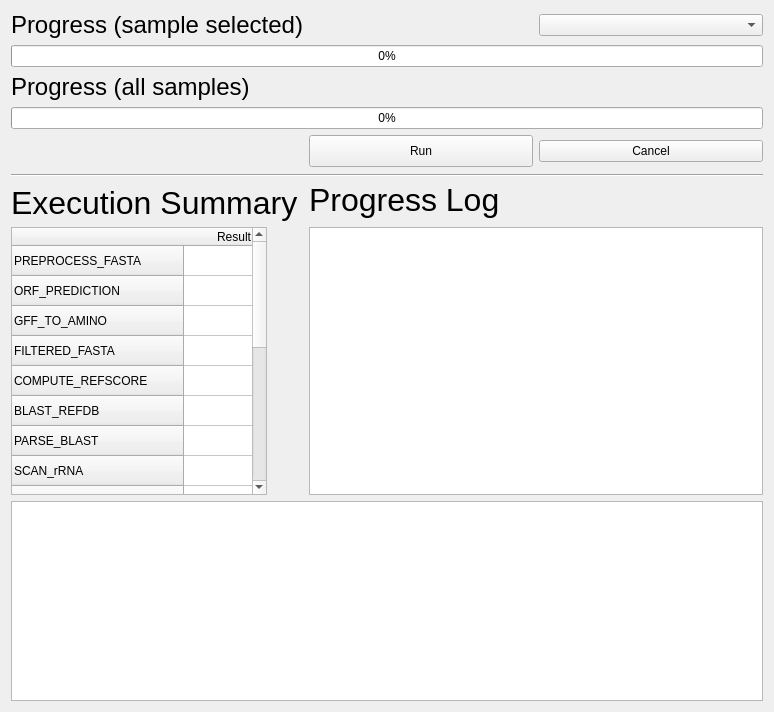
hallamlab/MetaPathwaysGUI, file ProgressDialog.ui: the form before one commit.
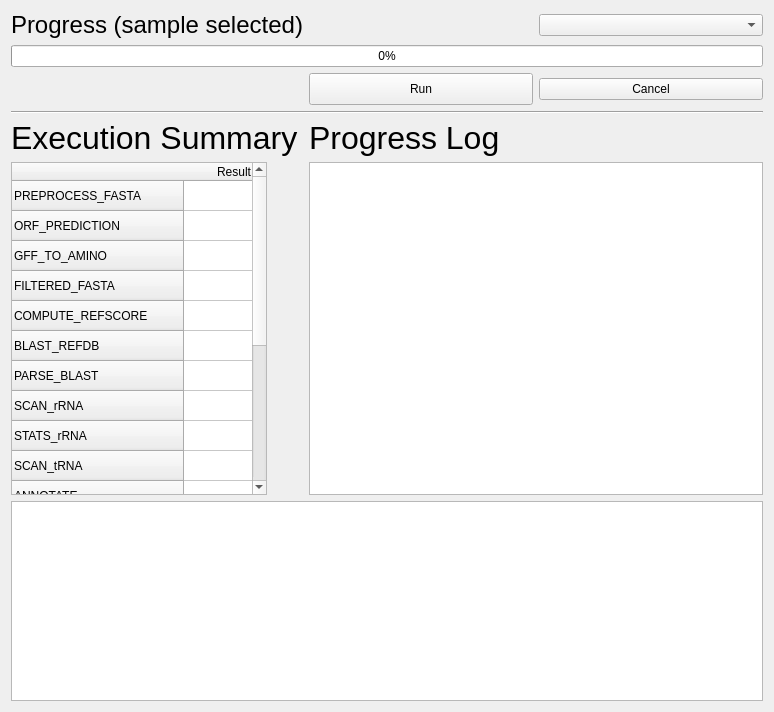
The form after the commit.

What changed in the file:
```diff
--- a/ProgressDialog.ui
+++ b/ProgressDialog.ui
@@ -14,6 +14,31 @@
    <string>Form</string>
   </property>
   <layout class="QGridLayout" name="gridLayout">
+   <item row="2" column="1">
+    <widget class="QPushButton" name="runButton">
+     <property name="sizePolicy">
+      <sizepolicy hsizetype="Minimum" vsizetype="Fixed">
+       <horstretch>0</horstretch>
+       <verstretch>0</verstretch>
+      </sizepolicy>
+     </property>
+     <property name="minimumSize">
+      <size>
+       <width>200</width>
+       <height>32</height>
+      </size>
+     </property>
+     <property name="maximumSize">
+      <size>
+       <width>300</width>
+       <height>32</height>
+      </size>
+     </property>
+     <property name="text">
+      <string>Run</string>
+     </property>
+    </widget>
+   </item>
    <item row="0" column="0">
     <widget class="QLabel" name="progressLabel">
      <property name="font">
@@ -43,51 +68,7 @@
      </property>
     </widget>
    </item>
-   <item row="2" column="0">
-    <widget class="QLabel" name="progressLabel_2">
-     <property name="font">
-      <font>
-       <pointsize>18</pointsize>
-      </font>
-     </property>
-     <property name="text">
-      <string>Progress (all samples)</string>
-     </property>
-    </widget>
-   </item>
-   <item row="3" column="0" colspan="3">
-    <widget class="QProgressBar" name="globalProgressBar">
-     <property name="value">
-      <number>0</number>
-     </property>
-    </widget>
-   </item>
-   <item row="4" column="1">
-    <widget class="QPushButton" name="runButton">
-     <property name="sizePolicy">
-      <sizepolicy hsizetype="Minimum" vsizetype="Fixed">
-       <horstretch>0</horstretch>
-       <verstretch>0</verstretch>
-      </sizepolicy>
-     </property>
-     <property name="minimumSize">
-      <size>
-       <width>200</width>
-       <height>32</height>
-      </size>
-     </property>
-     <property name="maximumSize">
-      <size>
-       <width>300</width>
-       <height>32</height>
-      </size>
-     </property>
-     <property name="text">
-      <string>Run</string>
-     </property>
-    </widget>
-   </item>
-   <item row="4" column="2">
+   <item row="2" column="2">
     <widget class="QPushButton" name="cancelButton">
      <property name="sizePolicy">
       <sizepolicy hsizetype="Maximum" vsizetype="Fixed">
@@ -112,26 +93,14 @@
      </property>
     </widget>
    </item>
-   <item row="5" column="0" rowspan="2" colspan="3">
+   <item row="3" column="0" rowspan="2" colspan="3">
     <widget class="Line" name="line_2">
      <property name="orientation">
       <enum>Qt::Horizontal</enum>
      </property>
     </widget>
    </item>
-   <item row="6" column="1" rowspan="2">
-    <widget class="QLabel" name="logLabel">
-     <property name="font">
-      <font>
-       <pointsize>24</pointsize>
-      </font>
-     </property>
-     <property name="text">
-      <string>Progress Log</string>
-     </property>
-    </widget>
-   </item>
-   <item row="7" column="0">
+   <item row="5" column="0">
     <widget class="QLabel" name="summaryLabel">
      <property name="font">
       <font>
@@ -143,7 +112,7 @@
      </property>
     </widget>
    </item>
-   <item row="8" column="0">
+   <item row="6" column="0">
     <widget class="QTableWidget" name="summaryTable">
      <property name="sizePolicy">
       <sizepolicy hsizetype="Maximum" vsizetype="Expanding">
@@ -251,7 +220,7 @@
      </column>
     </widget>
    </item>
-   <item row="8" column="1" colspan="2">
+   <item row="6" column="1" colspan="2">
     <widget class="QTextBrowser" name="logBrowser">
      <property name="sizePolicy">
       <sizepolicy hsizetype="MinimumExpanding" vsizetype="Expanding">
@@ -286,6 +255,18 @@
      </property>
     </widget>
    </item>
+   <item row="5" column="1">
+    <widget class="QLabel" name="logLabel">
+     <property name="font">
+      <font>
+       <pointsize>24</pointsize>
+      </font>
+     </property>
+     <property name="text">
+      <string>Progress Log</string>
+     </property>
+    </widget>
+   </item>
   </layout>
  </widget>
  <resources/>
```
Left out of the diff: 2 changed lines with no effect on the pictures.
